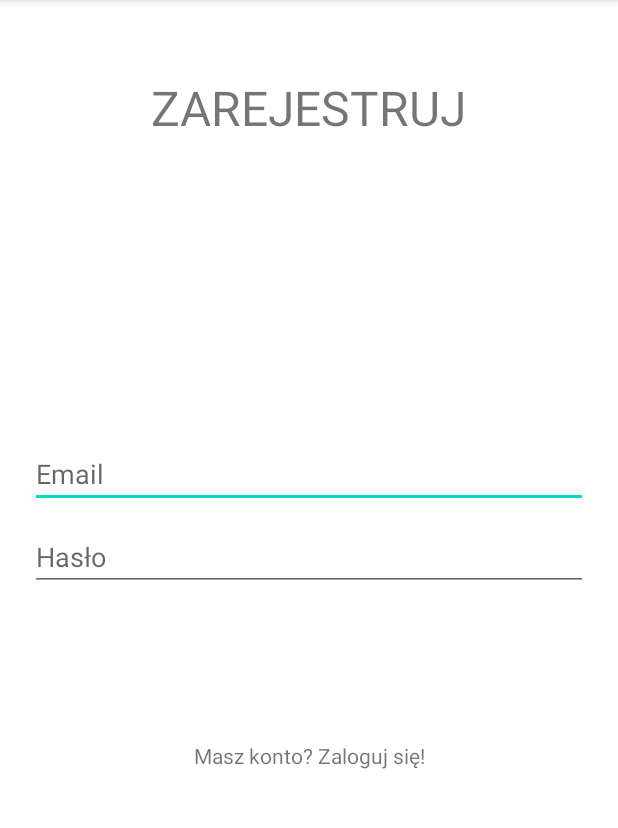
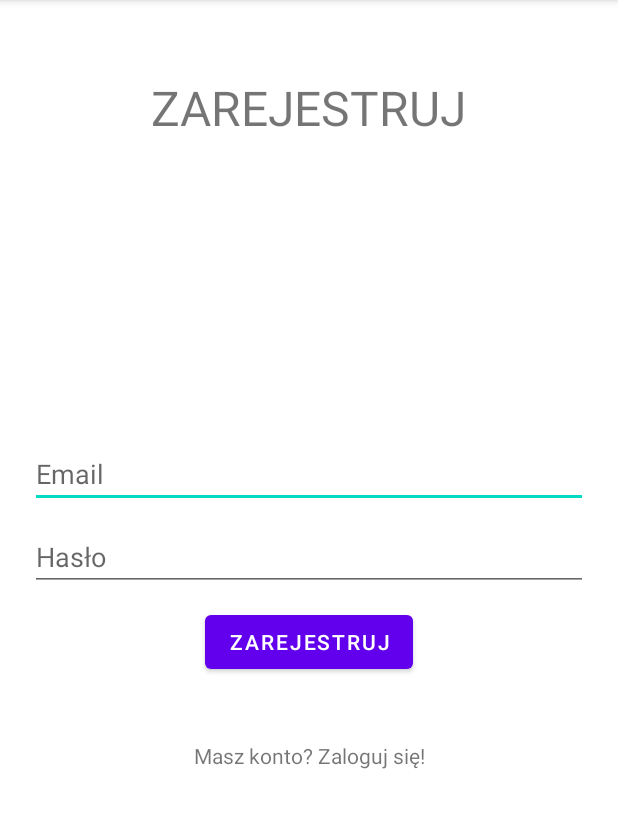
Before and after one commit to buchwaldagata/StretchYOURBody, an Android app: the RegisterActivity screen opened directly, with no data from a screen before it, on a phone screen of 412 x 824 dp, the part 84-912 px from its top. Run offline under Robolectric (Android 15) with nearby library versions, the phone set to English and light mode, and no system bars; our stand-ins replace Firebase (no records; nobody signed in at launch, a user with empty details on screens opened directly).

Commit message:
udana rejestracja

```diff
--- a/app/src/main/res/layout/activity_register.xml
+++ b/app/src/main/res/layout/activity_register.xml
@@ -53,4 +53,14 @@
         app:layout_constraintEnd_toEndOf="parent"
         app:layout_constraintStart_toStartOf="parent"
         app:layout_constraintTop_toBottomOf="@+id/editText_password_register" />
+
+    <Button
+        android:id="@+id/button_register"
+        android:layout_width="wrap_content"
+        android:layout_height="wrap_content"
+        android:layout_marginTop="10dp"
+        android:text="Zarejestruj"
+        app:layout_constraintEnd_toEndOf="@+id/editText_password_register"
+        app:layout_constraintStart_toStartOf="@+id/editText_password_register"
+        app:layout_constraintTop_toBottomOf="@+id/editText_password_register" />
 </androidx.constraintlayout.widget.ConstraintLayout>
```
Also changed, not shown: app/src/main/java/com/example/stretchyourbody/RegisterActivity.kt (+45 -0 lines), build.gradle (+6 -3 lines), gradle/wrapper/gradle-wrapper.properties.
